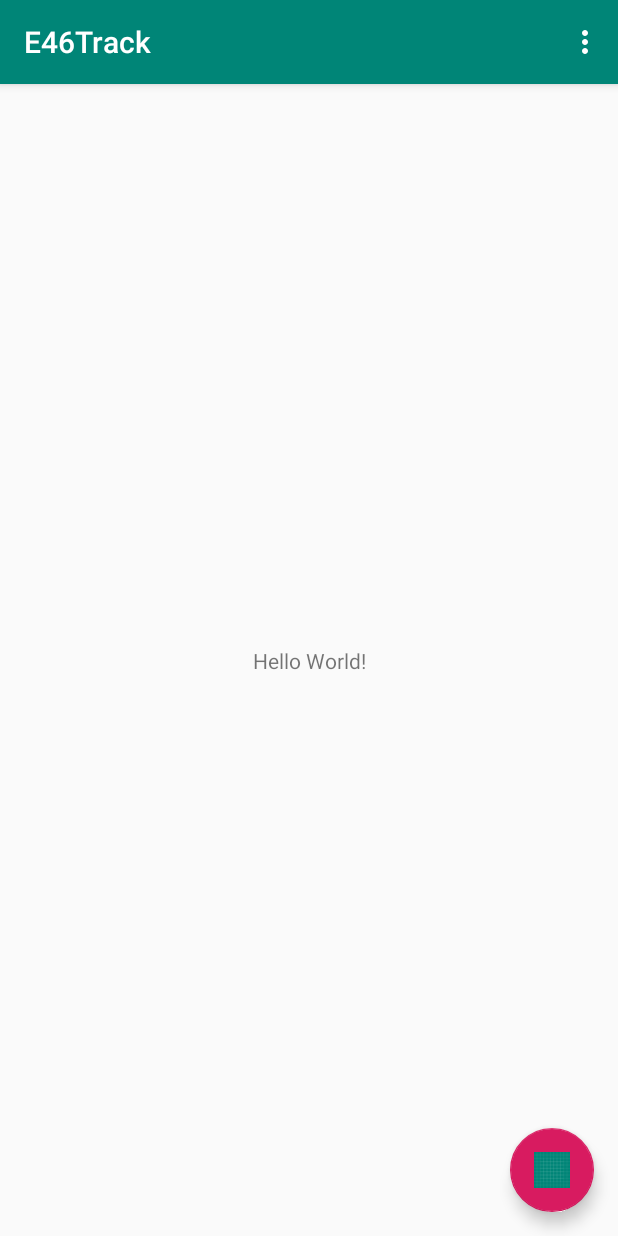
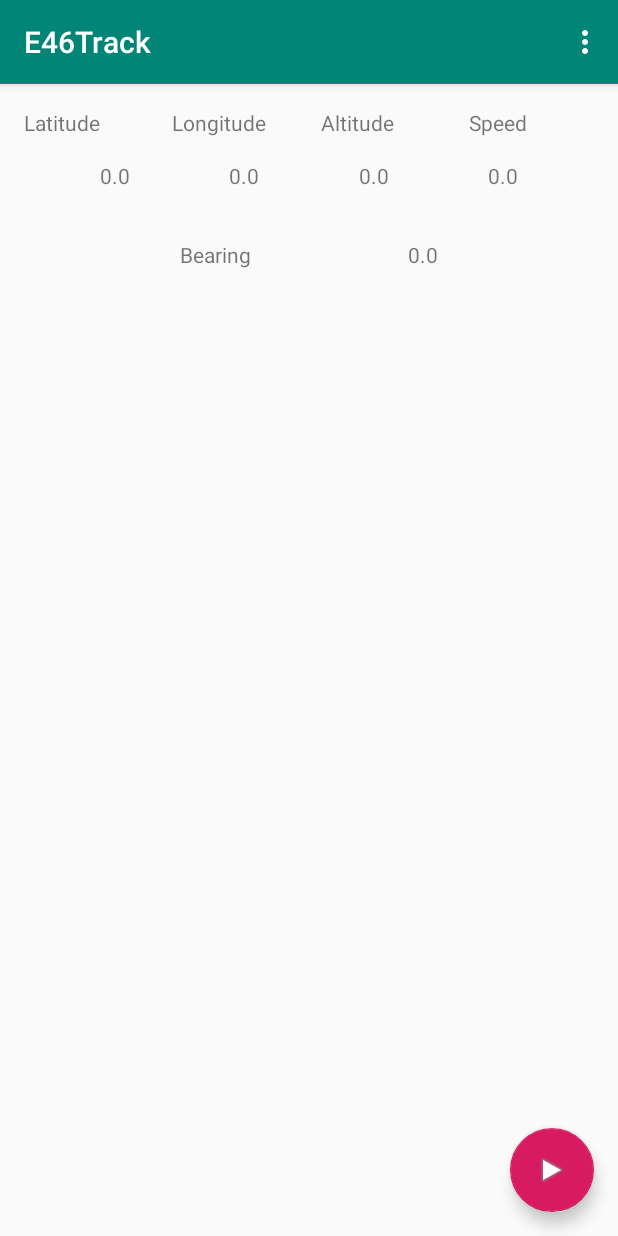
Before and after one commit to tomicooler/E46Track, an Android app: the screen it shows after launch (MainActivity), on a phone screen of 412 x 824 dp. Run offline under Robolectric (Android 15) with nearby library versions, the phone set to English and light mode, and no system bars; 2 statements that could not run were skipped.

Commit message:
ui: show important location data.
TODO: learn constraint layouts..

```diff
--- a/app/src/main/java/com/tomicooler/bmw/e46track/MainActivity.java
+++ b/app/src/main/java/com/tomicooler/bmw/e46track/MainActivity.java
@@ -51,11 +51,19 @@ public class MainActivity extends AppCompatActivity {
             mService = binder.getService();
             mBound = true;
 
-            final TextView tv = findViewById(R.id.hello);
+            final TextView latitude = findViewById(R.id.latitude);
+            final TextView longitude = findViewById(R.id.longitude);
+            final TextView altitude = findViewById(R.id.altitude);
+            final TextView speed = findViewById(R.id.speed);
+            final TextView bearing = findViewById(R.id.bearing);
             mService.getModel().getCurrentLocation().observeForever(new Observer<Location>() {
                 @Override
                 public void onChanged(Location location) {
-                    tv.setText(String.format(Locale.getDefault(), "%f %f", location.getLatitude(), location.getLongitude()));
+                    latitude.setText(String.format(Locale.getDefault(), "%f", location.getLatitude()));
+                    longitude.setText(String.format(Locale.getDefault(), "%f", location.getLongitude()));
+                    altitude.setText(String.format(Locale.getDefault(), "%f", location.getAltitude()));
+                    speed.setText(String.format(Locale.getDefault(), "%f", location.getSpeed() * 3.6));
+                    bearing.setText(String.format(Locale.getDefault(), "%f", location.getBearing()));
                 }
             });
         }
@@ -125,7 +133,7 @@ public class MainActivity extends AppCompatActivity {
     @Override
     protected void onResume() {
         super.onResume();
-        fab.setImageResource(Utils.requestingLocationUpdates(getApplicationContext()) ? R.drawable.ic_launcher_foreground : R.drawable.ic_launcher_background);
+        fab.setImageResource(Utils.requestingLocationUpdates(getApplicationContext()) ? android.R.drawable.ic_media_pause : android.R.drawable.ic_media_play);
     }
 
     @Override
--- a/app/src/main/res/layout/activity_main.xml
+++ b/app/src/main/res/layout/activity_main.xml
@@ -28,6 +28,6 @@
         android:layout_height="wrap_content"
         android:layout_gravity="bottom|end"
         android:layout_margin="@dimen/fab_margin"
-        app:srcCompat="@android:drawable/ic_dialog_email" />
+        app:srcCompat="@android:drawable/ic_media_play" />
 
 </androidx.coordinatorlayout.widget.CoordinatorLayout>
--- a/app/src/main/res/layout/content_main.xml
+++ b/app/src/main/res/layout/content_main.xml
@@ -2,21 +2,123 @@
 <androidx.constraintlayout.widget.ConstraintLayout xmlns:android="http://schemas.android.com/apk/res/android"
     xmlns:app="http://schemas.android.com/apk/res-auto"
     xmlns:tools="http://schemas.android.com/tools"
+    android:id="@+id/activity_main"
     android:layout_width="match_parent"
     android:layout_height="match_parent"
     app:layout_behavior="@string/appbar_scrolling_view_behavior"
     tools:context=".MainActivity"
-    android:id="@+id/activity_main"
     tools:showIn="@layout/activity_main">
 
     <TextView
-        android:id="@+id/hello"
+        android:id="@+id/longitude"
         android:layout_width="wrap_content"
         android:layout_height="wrap_content"
-        android:text="Hello World!"
-        app:layout_constraintBottom_toBottomOf="parent"
-        app:layout_constraintLeft_toLeftOf="parent"
-        app:layout_constraintRight_toRightOf="parent"
+        android:layout_marginTop="16dp"
+        android:text="0.0"
+        app:layout_constraintEnd_toStartOf="@+id/altitude"
+        app:layout_constraintHorizontal_bias="0.5"
+        app:layout_constraintStart_toEndOf="@+id/latitude"
+        app:layout_constraintTop_toBottomOf="@+id/textView6" />
+
+    <TextView
+        android:id="@+id/speed"
+        android:layout_width="wrap_content"
+        android:layout_height="wrap_content"
+        android:layout_marginTop="16dp"
+        android:text="0.0"
+        app:layout_constraintEnd_toEndOf="parent"
+        app:layout_constraintHorizontal_bias="0.5"
+        app:layout_constraintStart_toEndOf="@+id/altitude"
+        app:layout_constraintTop_toBottomOf="@+id/textView8" />
+
+    <TextView
+        android:id="@+id/latitude"
+        android:layout_width="wrap_content"
+        android:layout_height="wrap_content"
+        android:layout_marginTop="16dp"
+        android:text="0.0"
+        app:layout_constraintEnd_toStartOf="@+id/longitude"
+        app:layout_constraintHorizontal_bias="0.5"
+        app:layout_constraintStart_toStartOf="parent"
+        app:layout_constraintTop_toBottomOf="@+id/textView5" />
+
+    <TextView
+        android:id="@+id/altitude"
+        android:layout_width="wrap_content"
+        android:layout_height="wrap_content"
+        android:layout_marginTop="16dp"
+        android:text="0.0"
+        app:layout_constraintEnd_toStartOf="@+id/speed"
+        app:layout_constraintHorizontal_bias="0.5"
+        app:layout_constraintStart_toEndOf="@+id/longitude"
+        app:layout_constraintTop_toBottomOf="@+id/textView7" />
+
+    <TextView
+        android:id="@+id/textView5"
+        android:layout_width="0dp"
+        android:layout_height="wrap_content"
+        android:layout_marginStart="16dp"
+        android:layout_marginTop="16dp"
+        android:layout_marginEnd="16dp"
+        android:text="Latitude"
+        app:layout_constraintEnd_toStartOf="@+id/textView6"
+        app:layout_constraintStart_toStartOf="parent"
         app:layout_constraintTop_toTopOf="parent" />
 
+    <TextView
+        android:id="@+id/textView6"
+        android:layout_width="0dp"
+        android:layout_height="wrap_content"
+        android:layout_marginTop="16dp"
+        android:layout_marginEnd="16dp"
+        android:text="Longitude"
+        app:layout_constraintEnd_toStartOf="@+id/textView7"
+        app:layout_constraintStart_toEndOf="@+id/textView5"
+        app:layout_constraintTop_toTopOf="parent" />
+
+    <TextView
+        android:id="@+id/textView7"
+        android:layout_width="0dp"
+        android:layout_height="wrap_content"
+        android:layout_marginTop="16dp"
+        android:layout_marginEnd="115dp"
+        android:text="Altitude"
+        app:layout_constraintEnd_toEndOf="parent"
+        app:layout_constraintStart_toEndOf="@+id/textView6"
+        app:layout_constraintTop_toTopOf="parent" />
+
+    <TextView
+        android:id="@+id/textView8"
+        android:layout_width="83dp"
+        android:layout_height="wrap_content"
+        android:layout_marginTop="16dp"
+        android:layout_marginEnd="16dp"
+        android:text="Speed"
+        app:layout_constraintEnd_toEndOf="parent"
+        app:layout_constraintTop_toTopOf="parent" />
+
+    <TextView
+        android:id="@+id/bearing"
+        android:layout_width="wrap_content"
+        android:layout_height="wrap_content"
+        android:layout_marginTop="33dp"
+        android:layout_marginEnd="16dp"
+        android:text="0.0"
+        app:layout_constraintEnd_toEndOf="parent"
+        app:layout_constraintHorizontal_bias="0.5"
+        app:layout_constraintStart_toEndOf="@+id/textView13"
+        app:layout_constraintTop_toBottomOf="@+id/altitude" />
+
+    <TextView
+        android:id="@+id/textView13"
+        android:layout_width="wrap_content"
+        android:layout_height="wrap_content"
+        android:layout_marginStart="16dp"
+        android:layout_marginTop="33dp"
+        android:text="Bearing"
+        app:layout_constraintEnd_toStartOf="@+id/bearing"
+        app:layout_constraintHorizontal_bias="0.5"
+        app:layout_constraintStart_toStartOf="parent"
+        app:layout_constraintTop_toBottomOf="@+id/longitude" />
+
 </androidx.constraintlayout.widget.ConstraintLayout>
```
